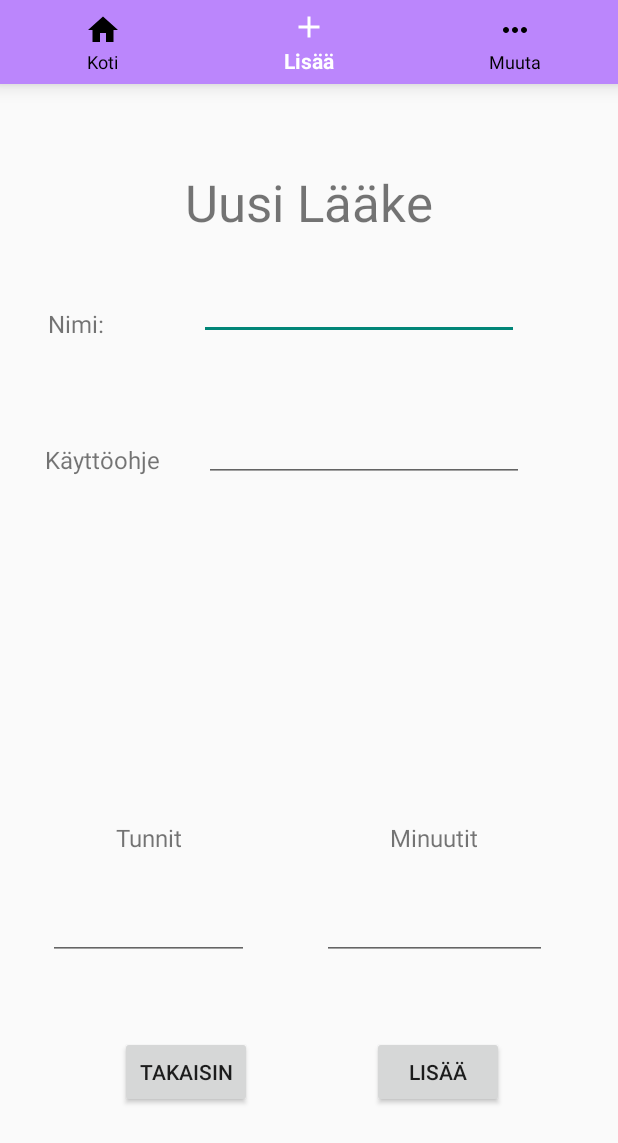
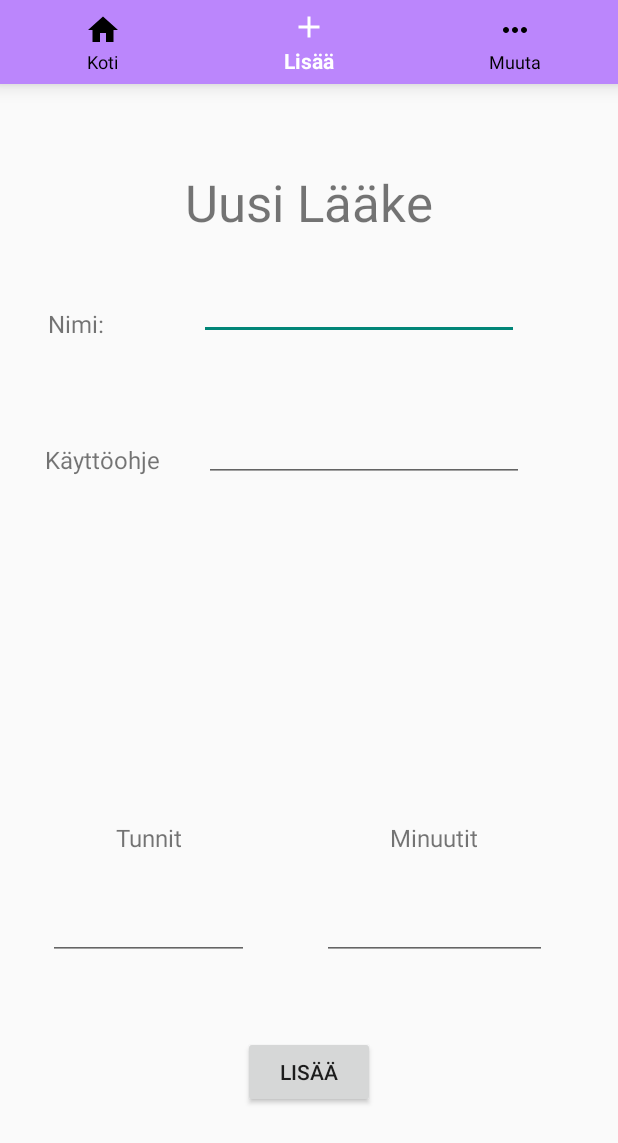
Before and after one commit to suokiiski/Laakepaivakirja, an Android app: the LisaaActivity screen opened directly, with no data from a screen before it, on a phone screen of 412 x 824 dp. Shown: the top 1143 px of the screen. Run offline under Robolectric (Android 15) with nearby library versions, the phone set to English and light mode, and no system bars.

Commit message:
Ylimääräiset painikkeet poistettu

```diff
--- a/app/src/main/java/com/example/laakepaivakirja/LisaaActivity.java
+++ b/app/src/main/java/com/example/laakepaivakirja/LisaaActivity.java
@@ -19,7 +19,6 @@ import com.google.android.material.bottomnavigation.BottomNavigationView;
 
 public class LisaaActivity extends AppCompatActivity {
     private EditText name, instructions, hour, min;
-    private TextView msg;
 
     @Override
     protected void onCreate(Bundle savedInstanceState) {
@@ -29,7 +28,6 @@ public class LisaaActivity extends AppCompatActivity {
         instructions = (EditText) findViewById(R.id.instructionInput);
         hour = (EditText) findViewById(R.id.hoursInput);
         min = (EditText) findViewById(R.id.minsInput);
-        msg = (TextView) findViewById(R.id.errorMsg);
 
         Intent intent = getIntent();
 
--- a/app/src/main/res/layout/activity_lisaa.xml
+++ b/app/src/main/res/layout/activity_lisaa.xml
@@ -110,31 +110,10 @@
         android:id="@+id/sendButt"
         android:layout_width="wrap_content"
         android:layout_height="wrap_content"
-        android:layout_marginEnd="76dp"
         android:onClick="sendData"
         android:text="Lisää"
         app:layout_constraintBottom_toBottomOf="parent"
         app:layout_constraintEnd_toEndOf="parent"
-        app:layout_constraintTop_toTopOf="parent"
-        app:layout_constraintVertical_bias="0.89" />
-
-    <TextView
-        android:id="@+id/errorMsg"
-        android:layout_width="wrap_content"
-        android:layout_height="wrap_content"
-        app:layout_constraintBottom_toBottomOf="parent"
-        app:layout_constraintEnd_toEndOf="parent"
-        app:layout_constraintStart_toStartOf="parent"
-        app:layout_constraintTop_toBottomOf="@+id/sendButt" />
-
-    <Button
-        android:id="@+id/backButt"
-        android:layout_width="wrap_content"
-        android:layout_height="wrap_content"
-        android:onClick="goToMain"
-        android:text="@string/takaisin"
-        app:layout_constraintBottom_toBottomOf="parent"
-        app:layout_constraintEnd_toStartOf="@+id/sendButt"
         app:layout_constraintStart_toStartOf="parent"
         app:layout_constraintTop_toTopOf="parent"
         app:layout_constraintVertical_bias="0.89" />
```
Also changed, not shown: app/src/main/res/layout/activity_main.xml (+2 -18 lines).
